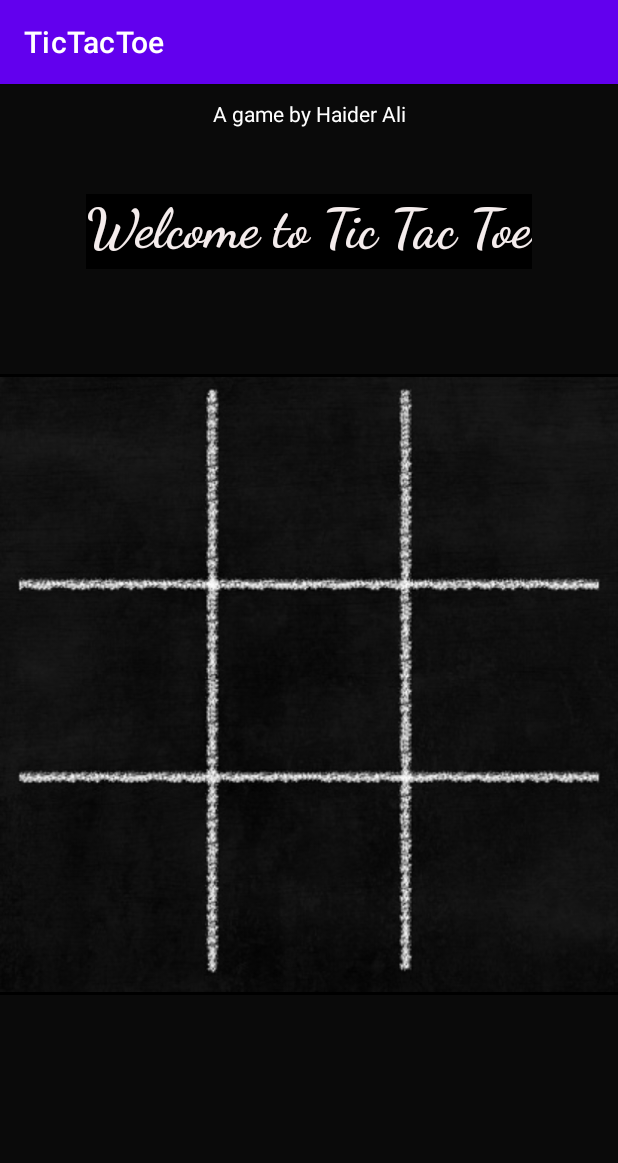
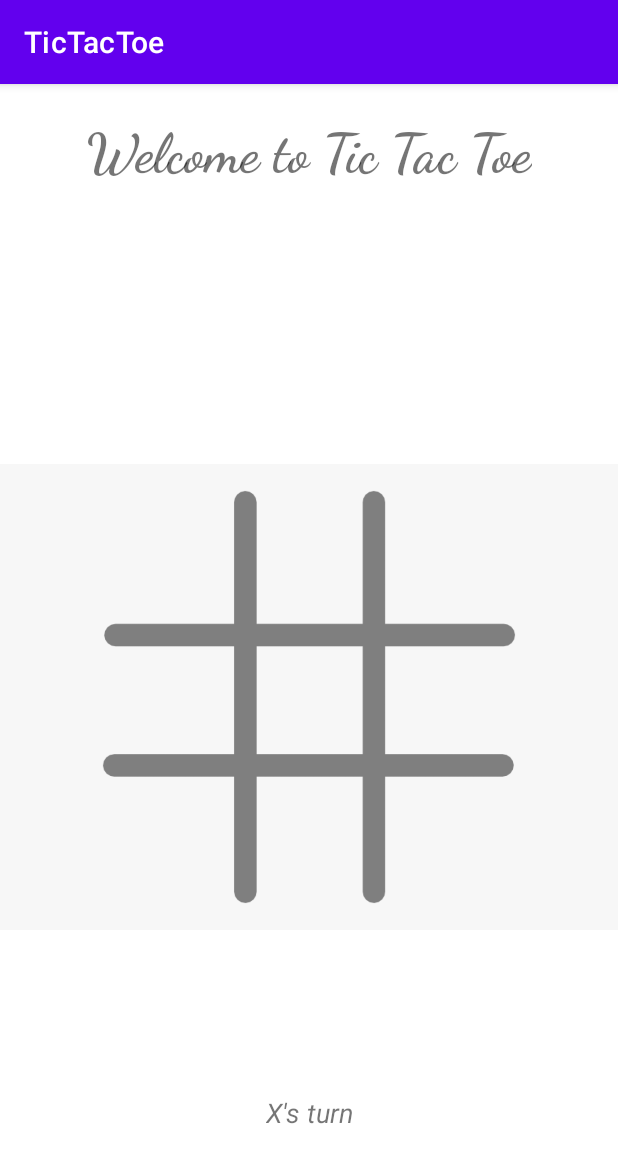
Before and after one commit to haiderali015/TicTacToe-Game, an Android app: the screen it shows after launch (MainActivity), on a phone screen of 412 x 824 dp. Shown: the top 1163 px of the screen. Run offline under Robolectric (Android 15) with nearby library versions, the phone set to English and light mode, and no system bars.

Commit message:
some styling still needed

```diff
--- a/app/src/main/java/com/example/tictactoe/MainActivity.java
+++ b/app/src/main/java/com/example/tictactoe/MainActivity.java
@@ -31,12 +31,12 @@ public class MainActivity extends AppCompatActivity {
             gameState[tappedImage] = activePlayer;
             img.setTranslationY(-1000f);
             if (activePlayer == 0) {
-                img.setImageResource(R.drawable.x);
+                img.setImageResource(R.drawable.styx);
                 activePlayer = 1;
                 TextView status = findViewById(R.id.status);
                 status.setText("O's Turn - Tap to play");
             } else {
-                img.setImageResource(R.drawable.o);
+                img.setImageResource(R.drawable.circle);
                 activePlayer = 0;
                 TextView status = findViewById(R.id.status);
                 status.setText("X's Turn - Tap to play");
--- a/app/src/main/res/layout/activity_main.xml
+++ b/app/src/main/res/layout/activity_main.xml
@@ -4,7 +4,6 @@
     xmlns:tools="http://schemas.android.com/tools"
     android:layout_width="match_parent"
     android:layout_height="match_parent"
-    android:background="#F5000000"
     tools:context=".MainActivity">
 
     <TextView
@@ -12,14 +11,9 @@
         android:layout_width="wrap_content"
         android:layout_height="wrap_content"
         android:layout_marginTop="23dp"
-        android:height="50dp"
-        android:background="#000000"
         android:text="@string/heading"
-        android:textColor="#F4ECEC"
-        android:textColorLink="#DCD6D6"
         android:textSize="36sp"
         android:textStyle="bold"
-        android:translationY="50sp"
         app:fontFamily="cursive"
         app:layout_constraintLeft_toLeftOf="parent"
         app:layout_constraintRight_toRightOf="parent"
@@ -29,20 +23,17 @@
         android:id="@+id/imageView"
         android:layout_width="0dp"
         android:layout_height="wrap_content"
-        android:background="#000000"
         android:contentDescription="@string/grid"
-        android:translationY="120sp"
         app:layout_constraintEnd_toEndOf="parent"
         app:layout_constraintStart_toStartOf="parent"
         app:layout_constraintTop_toBottomOf="@+id/textView"
-        app:srcCompat="@drawable/grids" />
+        app:srcCompat="@drawable/grid" />
 
     <LinearLayout
         android:id="@+id/linearLayout"
         android:layout_width="0dp"
         android:layout_height="420dp"
         android:orientation="vertical"
-        android:translationY="110sp"
         app:layout_constraintBottom_toBottomOf="@+id/imageView"
         app:layout_constraintEnd_toEndOf="@+id/imageView"
         app:layout_constraintStart_toStartOf="@+id/imageView"
@@ -52,16 +43,14 @@
             android:layout_width="match_parent"
             android:layout_height="match_parent"
             android:layout_weight="1"
-            android:orientation="horizontal"
-            android:padding="15sp"
-            android:translationY="29sp">
+            android:orientation="horizontal">
 
             <ImageView
                 android:id="@+id/imageView0"
                 android:layout_width="match_parent"
                 android:layout_height="match_parent"
                 android:layout_weight="1"
-                android:onClick="onTap"
+                android:onClick="playerTap"
                 android:padding="20sp"
                 android:tag="0" />
 
@@ -70,7 +59,7 @@
                 android:layout_width="match_parent"
                 android:layout_height="match_parent"
                 android:layout_weight="1"
-                android:onClick="onTap"
+                android:onClick="playerTap"
                 android:padding="20sp"
                 android:tag="1" />
 
@@ -79,7 +68,7 @@
                 android:layout_width="match_parent"
                 android:layout_height="match_parent"
                 android:layout_weight="1"
-                android:onClick="onTap"
+                android:onClick="playerTap"
                 android:padding="20sp"
                 android:tag="2" />
         </LinearLayout>
@@ -88,16 +77,14 @@
             android:layout_width="match_parent"
             android:layout_height="match_parent"
             android:layout_weight="1"
-            android:orientation="horizontal"
-            android:padding="15sp"
-            android:translationY="10sp">
+            android:orientation="horizontal">
 
             <ImageView
                 android:id="@+id/imageView3"
                 android:layout_width="match_parent"
                 android:layout_height="match_parent"
                 android:layout_weight="1"
-                android:onClick="onTap"
+                android:onClick="playerTap"
                 android:padding="20sp"
                 android:tag="3" />
 
@@ -106,7 +93,7 @@
                 android:layout_width="match_parent"
                 android:layout_height="match_parent"
                 android:layout_weight="1"
-                android:onClick="onTap"
+                android:onClick="playerTap"
                 android:padding="20sp"
                 android:tag="4" />
 
@@ -115,7 +102,7 @@
                 android:layout_width="match_parent"
                 android:layout_height="match_parent"
                 android:layout_weight="1"
-                android:onClick="onTap"
+                android:onClick="playerTap"
                 android:padding="20sp"
                 android:tag="5" />
         </LinearLayout>
@@ -124,17 +111,14 @@
             android:layout_width="match_parent"
             android:layout_height="match_parent"
             android:layout_weight="1"
-            android:orientation="horizontal"
-            android:padding="15sp"
-            android:translationY="-10sp"
-            app:srcCompat="@drawable/circle">
+            android:orientation="horizontal">
 
             <ImageView
                 android:id="@+id/imageView6"
                 android:layout_width="match_parent"
                 android:layout_height="match_parent"
                 android:layout_weight="1"
-                android:onClick="onTap"
+                android:onClick="playerTap"
                 android:padding="20sp"
                 android:tag="6" />
 
@@ -143,7 +127,7 @@
                 android:layout_width="match_parent"
                 android:layout_height="match_parent"
                 android:layout_weight="1"
-                android:onClick="onTap"
+                android:onClick="playerTap"
                 android:padding="20sp"
                 android:tag="7" />
 
@@ -152,7 +136,7 @@
                 android:layout_width="match_parent"
                 android:layout_height="match_parent"
                 android:layout_weight="1"
-                android:onClick="onTap"
+                android:onClick="playerTap"
                 android:padding="20sp"
                 android:tag="8" />
         </LinearLayout>
@@ -163,8 +147,8 @@
         android:id="@+id/status"
         android:layout_width="wrap_content"
         android:layout_height="wrap_content"
-        android:padding="20sp"
-        android:textColor="#FFFFFF"
+        android:layout_marginBottom="15sp"
+        android:text="X's turn"
         android:textSize="18sp"
         android:textStyle="italic"
         app:layout_constraintBottom_toBottomOf="parent"
@@ -172,15 +156,4 @@
         app:layout_constraintStart_toStartOf="parent"
         app:layout_constraintTop_toBottomOf="@+id/linearLayout" />
 
-    <TextView
-        android:id="@+id/textView2"
-        android:layout_width="wrap_content"
-        android:layout_height="wrap_content"
-        android:padding="10sp"
-        android:text="A game by Haider Ali"
-        android:textColor="#FFFFFF"
-        app:layout_constraintEnd_toEndOf="parent"
-        app:layout_constraintStart_toStartOf="parent"
-        app:layout_constraintTop_toTopOf="parent" />
-
 </androidx.constraintlayout.widget.ConstraintLayout>
```
